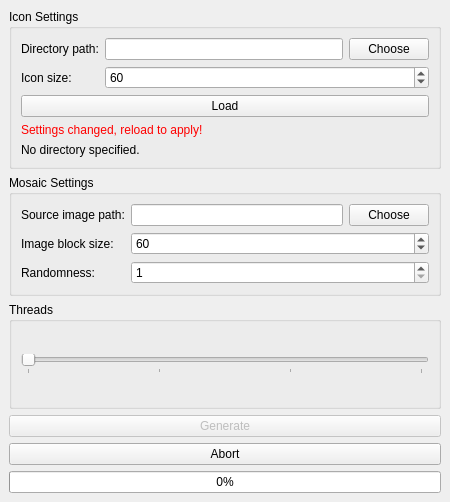
Old version of the form ui/mainwindow.ui in the repository YotsuyaNight/Mosaic-Generator.
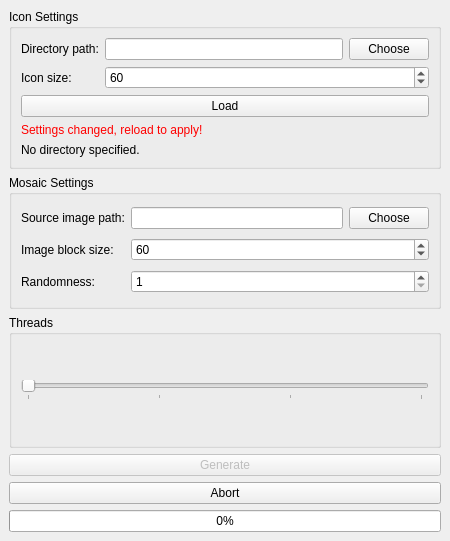
New version of the form.

Commit message: Fixed window titles

```diff
--- a/ui/mainwindow.ui
+++ b/ui/mainwindow.ui
@@ -7,7 +7,7 @@
     <x>0</x>
     <y>0</y>
     <width>450</width>
-    <height>502</height>
+    <height>541</height>
    </rect>
   </property>
   <property name="windowTitle">
```
Left out of the diff: 2 changed lines with no effect on the pictures. The commit also changes 1 other file.
